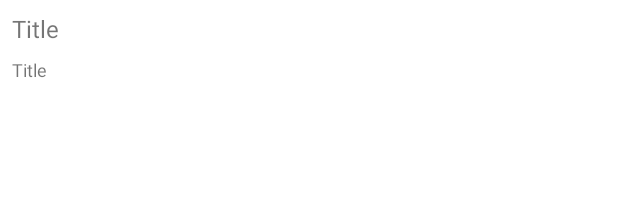
After one commit to keyvanNorouzi/AndroidCodeChallenge, an Android app: the layout item_city_list.xml on its own in the app's theme, with its tools: preview values and no code run, on a phone screen of 412 x 824 dp. The commit adds this screen. Shown: the top 210 px of the screen. Run offline under Robolectric (Android 15) with nearby library versions, the phone set to English and light mode, and no system bars.

Commit message:
add CitiesAdapter and list

```diff
--- a/app/src/main/java/com/cave/backbase/data/local/CitiesLocalImp.kt
+++ b/app/src/main/java/com/cave/backbase/data/local/CitiesLocalImp.kt
@@ -1,6 +1,5 @@
 package com.cave.backbase.data.local
 
-import android.content.Context
 import android.content.res.AssetManager
 import android.content.res.AssetManager.ACCESS_STREAMING
 import com.cave.backbase.data.model.City
--- a/app/src/main/java/com/cave/backbase/data/repositories/CitiesRepository.kt
+++ b/app/src/main/java/com/cave/backbase/data/repositories/CitiesRepository.kt
@@ -5,6 +5,5 @@ import com.cave.backbase.data.model.Result
 import kotlinx.coroutines.flow.Flow
 
 interface CitiesRepository {
-    fun fetchCities(): Flow<Result<List<City>>>
-    fun getNextCities(lastItemIndex: Int, numberOfRows: Int = 10): Flow<Result<List<City>>>
+    fun getNextCities(lastItemIndex: Int, numberOfRows: Int = 100): Flow<Result<List<City>>>
 }
--- /dev/null
+++ b/app/src/main/res/layout/item_city_list.xml
@@ -0,0 +1,30 @@
+<?xml version="1.0" encoding="utf-8"?>
+<androidx.constraintlayout.widget.ConstraintLayout xmlns:android="http://schemas.android.com/apk/res/android"
+    xmlns:app="http://schemas.android.com/apk/res-auto"
+    xmlns:tools="http://schemas.android.com/tools"
+    android:layout_width="match_parent"
+    android:layout_height="wrap_content"
+    android:padding="8dp">
+
+
+    <com.google.android.material.textview.MaterialTextView
+        android:id="@+id/tvTitle"
+        android:layout_width="0dp"
+        android:layout_height="wrap_content"
+        android:textSize="16sp"
+        app:layout_constraintEnd_toEndOf="parent"
+        app:layout_constraintStart_toStartOf="parent"
+        app:layout_constraintTop_toTopOf="parent"
+        tools:text="Title" />
+
+    <com.google.android.material.textview.MaterialTextView
+        android:id="@+id/tvLocation"
+        android:layout_width="0dp"
+        android:layout_height="wrap_content"
+        android:layout_marginTop="8dp"
+        android:textSize="12sp"
+        app:layout_constraintEnd_toEndOf="parent"
+        app:layout_constraintStart_toStartOf="parent"
+        app:layout_constraintTop_toBottomOf="@+id/tvTitle"
+        tools:text="Title" />
+</androidx.constraintlayout.widget.ConstraintLayout>
```
Also changed, not shown: app/src/main/java/com/cave/backbase/data/repositories/CitiesRepositoryImp.kt (+9 -2 lines), app/src/main/java/com/cave/backbase/ui/list/CityListAdapter.kt (added, +40 -0 lines), app/src/main/java/com/cave/backbase/ui/list/ListFragment.kt (+100 -3 lines), app/src/main/java/com/cave/backbase/ui/list/ListViewModel.kt (+2 -22 lines), app/src/main/res/layout/fragment_list.xml (+24 -1 lines).
